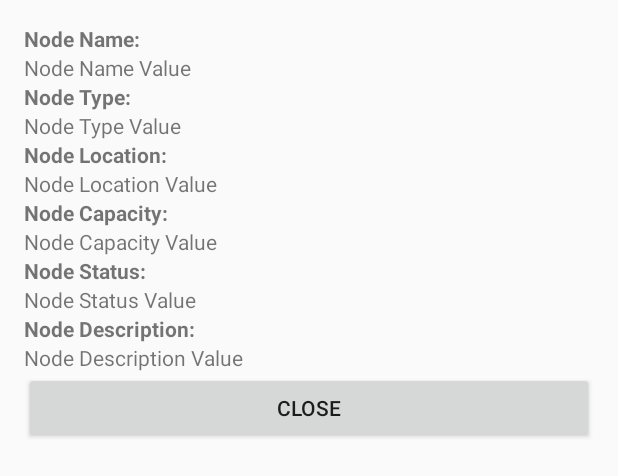
After one commit to NikosKourkoulos1/DEIAK-Android-App, an Android app built with Jetpack Compose: the layout dialog_node_details.xml on its own in the app's theme, with its tools: preview values and no code run, on a phone screen of 412 x 824 dp. The commit adds this screen. Shown: the top 476 px of the screen. Run offline under Robolectric (Android 15) with nearby library versions, the phone set to English and light mode, and no system bars; network calls fail.

Commit message:
added node details dialog

```diff
--- /dev/null
+++ b/app/src/main/res/layout/dialog_node_details.xml
@@ -0,0 +1,107 @@
+<?xml version="1.0" encoding="utf-8"?>
+<LinearLayout xmlns:android="http://schemas.android.com/apk/res/android"
+    android:layout_width="match_parent"
+    android:layout_height="wrap_content"
+    android:orientation="vertical"
+    android:padding="16dp">
+
+    <TextView
+        android:id="@+id/tvNodeName"
+        android:layout_width="match_parent"
+        android:layout_height="wrap_content"
+        android:text="Node Name:"
+        android:textStyle="bold" />
+
+    <TextView
+        android:id="@+id/tvNodeNameValue"
+        android:layout_width="match_parent"
+        android:layout_height="wrap_content"
+        android:text="Node Name Value" />
+
+    <TextView
+        android:id="@+id/tvNodeType"
+        android:layout_width="match_parent"
+        android:layout_height="wrap_content"
+        android:text="Node Type:"
+        android:textStyle="bold" />
+
+    <TextView
+        android:id="@+id/tvNodeTypeValue"
+        android:layout_width="match_parent"
+        android:layout_height="wrap_content"
+        android:text="Node Type Value" />
+
+    <TextView
+        android:id="@+id/tvNodeLocation"
+        android:layout_width="match_parent"
+        android:layout_height="wrap_content"
+        android:text="Node Location:"
+        android:textStyle="bold" />
+
+    <TextView
+        android:id="@+id/tvNodeLocationValue"
+        android:layout_width="match_parent"
+        android:layout_height="wrap_content"
+        android:text="Node Location Value" />
+
+    <TextView
+        android:id="@+id/tvNodeCapacity"
+        android:layout_width="match_parent"
+        android:layout_height="wrap_content"
+        android:text="Node Capacity:"
+        android:textStyle="bold" />
+
+    <TextView
+        android:id="@+id/tvNodeCapacityValue"
+        android:layout_width="match_parent"
+        android:layout_height="wrap_content"
+        android:text="Node Capacity Value" />
+
+    <TextView
+        android:id="@+id/tvNodeStatus"
+        android:layout_width="match_parent"
+        android:layout_height="wrap_content"
+        android:text="Node Status:"
+        android:textStyle="bold" />
+
+    <TextView
+        android:id="@+id/tvNodeStatusValue"
+        android:layout_width="match_parent"
+        android:layout_height="wrap_content"
+        android:text="Node Status Value" />
+
+    <TextView
+        android:id="@+id/tvNodeDescription"
+        android:layout_width="match_parent"
+        android:layout_height="wrap_content"
+        android:text="Node Description:"
+        android:textStyle="bold" />
+
+    <TextView
+        android:id="@+id/tvNodeDescriptionValue"
+        android:layout_width="match_parent"
+        android:layout_height="wrap_content"
+        android:text="Node Description Value" />
+
+    <LinearLayout
+        android:layout_width="match_parent"
+        android:layout_height="wrap_content"
+        android:orientation="horizontal">
+
+        <Button
+            android:id="@+id/btnEditNode"
+            android:layout_width="0dp"
+            android:layout_height="wrap_content"
+            android:layout_weight="1"
+            android:text="Edit"
+            android:visibility="gone" />
+
+        <Button
+            android:id="@+id/btnClose"
+            android:layout_width="0dp"
+            android:layout_height="wrap_content"
+            android:layout_weight="1"
+            android:text="Close" />
+    </LinearLayout>
+
+</LinearLayout>
```
Also changed, not shown: app/src/main/java/com/example/deiakwaternetwork/MainActivity.kt (+44 -1 lines), app/src/main/res/layout/dialog_node_edit.xml (added, +43 -0 lines).
